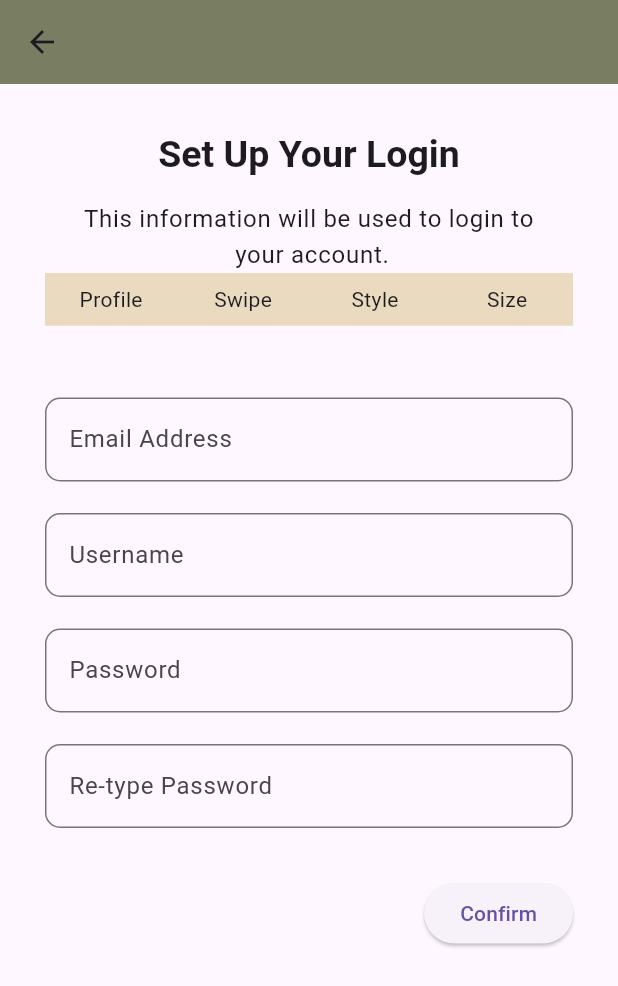
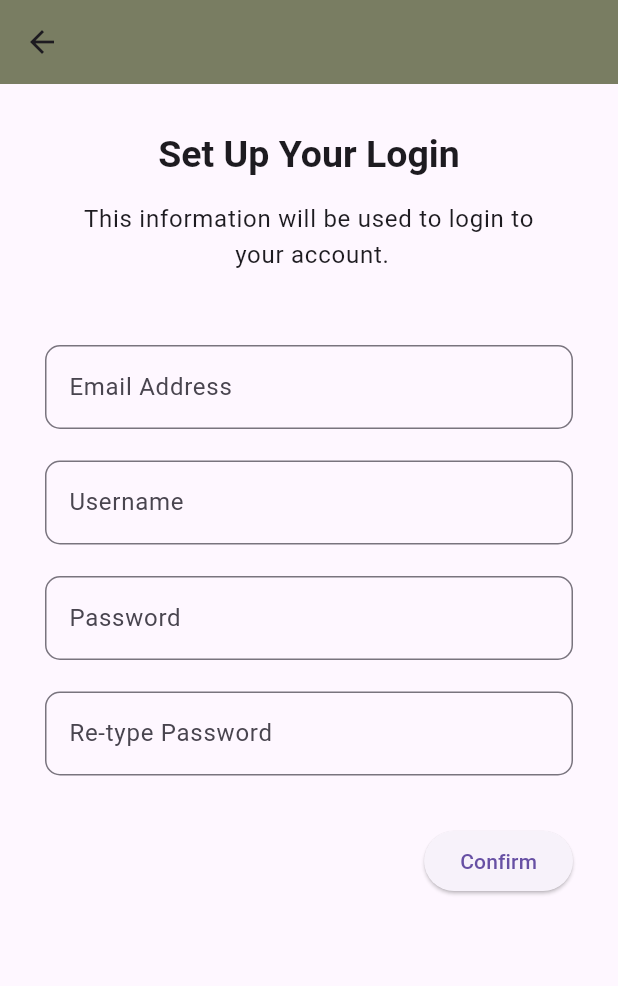
Before and after one commit to rndvouz/rndvouz_mobile_app, a Flutter app: the SetupLoginPage screen opened directly with empty values, on a phone screen of 412 x 824 dp. Shown: the top 986 px of the screen. Run offline on Flutter 3.47's test engine with Material 3 defaults, Android fonts, the phone set to English and light mode, and no system bars; our stand-ins replace cloud_firestore, firebase_auth, firebase_core, flutter_card_swiper, flutter_riverpod, freezed_annotation and 3 more; missing offline and left inert: firebase_ui_auth, material_theme_builder; accounts and stored records are empty; generated files the repository leaves out were written again.

```diff
--- a/lib/features/setup_process/presentation/setup_top_bar.dart
+++ b/lib/features/setup_process/presentation/setup_top_bar.dart
@@ -132,9 +132,12 @@ class SetupTopBar extends StatelessWidget {
             ),
           ),
         ),
-        state.contains("login")
-            ? const SizedBox(height: 0)
-            : const SizedBox(height: 20),
+        if (state.contains("login"))
+          const SizedBox(height: 0)
+        else
+          Column(
+            children: [
+              const SizedBox(height: 20),
               Container(
                 color: colorCream2,
                 height: 35,
@@ -156,6 +159,8 @@ class SetupTopBar extends StatelessWidget {
                       ),
                   ],
                 ),
+              )
+            ],
           ),
       ],
     );
```
Also changed, not shown: lib/features/authentication/presentation/login_page.dart (+9 -3 lines). Lines whose indentation alone changed are shown as unchanged.
